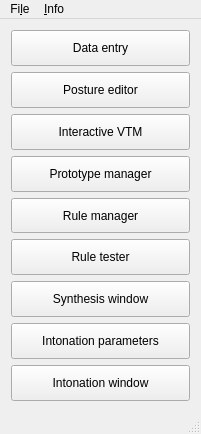
Before: the Qt Designer form ui/MainWindow.ui in mym-br/gama_tts_editor, drawn with Qt 5.
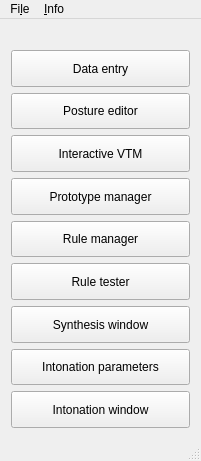
After: the same form once the commit is applied.

Commit message: Show file name in main window and simplify file operations.

Diff of the .ui file:
```diff
--- a/ui/MainWindow.ui
+++ b/ui/MainWindow.ui
@@ -7,7 +7,7 @@
     <x>0</x>
     <y>0</y>
     <width>201</width>
-    <height>434</height>
+    <height>461</height>
    </rect>
   </property>
   <property name="sizePolicy">
@@ -26,7 +26,14 @@
      <verstretch>0</verstretch>
     </sizepolicy>
    </property>
-   <layout class="QVBoxLayout" name="verticalLayout" stretch="0,0,0,0,0,0,0,0,0">
+   <layout class="QVBoxLayout" name="verticalLayout" stretch="0,0,0,0,0,0,0,0,0,0">
+    <item>
+     <widget class="QLabel" name="fileNameLabel">
+      <property name="text">
+       <string/>
+      </property>
+     </widget>
+    </item>
     <item>
      <widget class="QPushButton" name="dataEntryButton">
       <property name="sizePolicy">
```
The commit also changes 3 other files.
